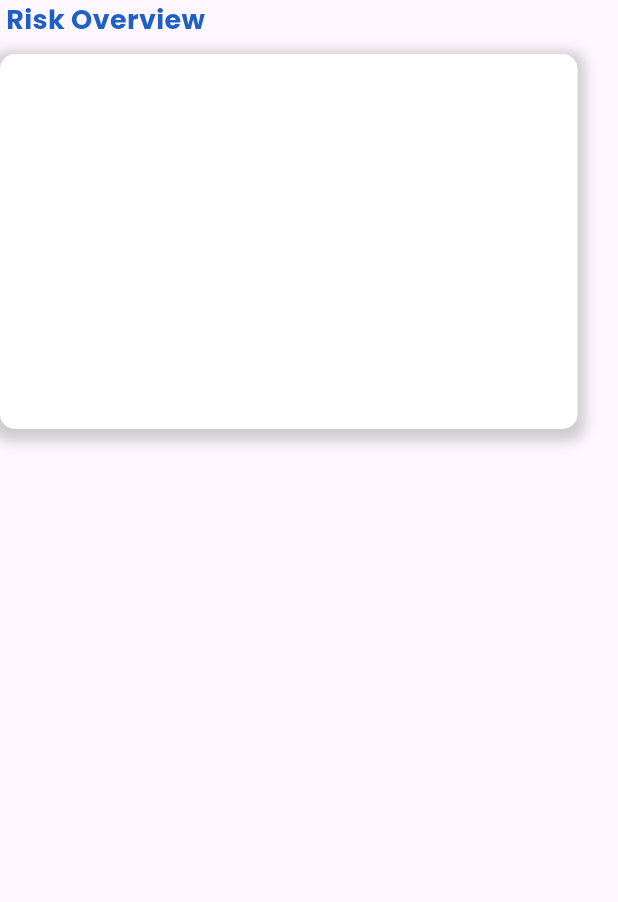
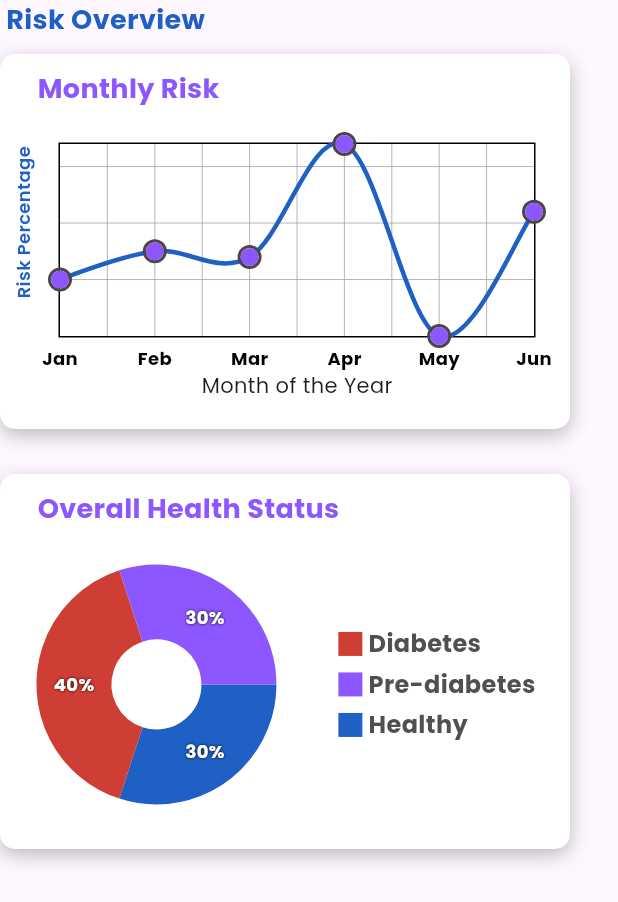
Before and after one commit to Matt1tech/DiabetesPreventerApp, a Flutter app: what riskOverviewSection() shows on an empty page, opened directly, on a phone screen of 412 x 824 dp. Shown: the top 902 px of the screen. Run offline on Flutter 3.47's test engine with Material 3 defaults, Android fonts, the phone set to English and light mode, and no system bars; drawn by our look-alikes of fl_chart; our stand-ins replace flutter_svg.

Commit message:
Create chart file for risk status

```diff
--- a/frontend/lib/Pages/home.dart
+++ b/frontend/lib/Pages/home.dart
@@ -1,11 +1,11 @@
+import 'package:fl_chart/fl_chart.dart';
 import 'package:flutter/material.dart';
-import 'package:flutter/widgets.dart';
 import 'package:flutter_svg/flutter_svg.dart';
 import 'package:frontend/models/suitable_menu_modal.dart';
+import 'package:frontend/models/chart.dart';
 import 'package:frontend/nutrition_container.dart';
 import '../user_header.dart';
 import '../utilities.dart';
-import '../charts.dart';
 
 class HomePage extends StatefulWidget {
   HomePage({super.key});
@@ -14,11 +14,70 @@ class HomePage extends StatefulWidget {
   State<HomePage> createState() => _HomePageState();
 }
 
+// Example list of monthly risk values for diabetes
+List<double> monthlyRiskValues = [10, 15, 14, 34, 0, 22];
+// Function to convert the list of risk values into a list of FlSpot objects
+List<FlSpot> getMonthlySpots(List<double> values) {
+  return List.generate(
+      values.length, (index) => FlSpot(index.toDouble(), values[index]));
+}
+
+// Function to create bottom titles for the months of the year
+SideTitles monthOfYearBottomTitles() {
+  return SideTitles(
+    showTitles: true,
+    getTitlesWidget: (value, meta) {
+      const style = TextStyle(
+        color: Colors.black,
+        fontWeight: FontWeight.bold,
+        fontSize: 12,
+      );
+      Widget text;
+      switch (value.toInt()) {
+        case 0:
+          text = const Text('Jan', style: style);
+          break;
+        case 1:
+          text = const Text('Feb', style: style);
+          break;
+        case 2:
+          text = const Text('Mar', style: style);
+          break;
+        case 3:
+          text = const Text('Apr', style: style);
+          break;
+        case 4:
+          text = const Text('May', style: style);
+          break;
+        case 5:
+          text = const Text('Jun', style: style);
+          break;
+        default:
+          text = const Text('', style: style);
+          break;
+      }
+      return SideTitleWidget(
+        axisSide: meta.axisSide,
+        space: 5.0, // Reduce the space between the chart and the titles
+        child: text,
+      );
+    },
+    interval: 1,
+  );
+}
+
 class _HomePageState extends State<HomePage> {
   List<SuitableMenuModel> menu = [];
 
   void _getMenu() {
     menu = SuitableMenuModel.getMenu();
+  }
+
+  int _selectedIndex = 0; // Define the selected index variable
+  void _onItemTapped(int index) {
+    setState(() {
+      _selectedIndex = index;
+    });
   }
 
   @override
@@ -51,13 +110,51 @@ class _HomePageState extends State<HomePage> {
                   const SizedBox(height: 10),
                   riskOverviewSection(),
                   const SizedBox(height: 10),
-                  healthInformationSection(),
-                  const SizedBox(height: 10),
                 ],
               ),
             ),
           ),
         ],
+      ),
+      bottomNavigationBar: BottomNavigationBar(
+        unselectedItemColor: blueColor, // Set the background color to blue
+        items: const <BottomNavigationBarItem>[
+          BottomNavigationBarItem(
+            icon: Icon(Icons.home),
+            label: 'Home',
+          ),
+          BottomNavigationBarItem(
+            icon: Icon(Icons.restaurant),
+            label: 'Meal',
+          ),
+          BottomNavigationBarItem(
+            icon: Icon(Icons.tune),
+            label: 'Custom',
+          ),
+          BottomNavigationBarItem(
+            icon: Icon(
+              Icons.camera_alt,
+              size: 40,
+            ),
+            label: '',
+          ),
+          BottomNavigationBarItem(
+            icon: Icon(Icons.insert_chart),
+            label: 'Reports',
+          ),
+          BottomNavigationBarItem(
+            icon: Icon(Icons.add_box),
+            label: 'Package',
+          ),
+          BottomNavigationBarItem(
+            icon: Icon(Icons.support_agent),
+            label: 'Support',
+          ),
+        ],
+        currentIndex: _selectedIndex,
+        selectedItemColor: pinkColor, // Set the selected item color to pink
+        onTap: _onItemTapped,
+        showUnselectedLabels: true,
       ),
     );
   }
@@ -249,119 +346,175 @@ Column riskOverviewSection() {
           ),
         ),
       ),
-      SizedBox(height: 10),
-      Container(
-        height: 250.0,
-        width: 385,
-        decoration: BoxDecoration(
-          color: const Color.fromARGB(255, 255, 255, 255),
-          borderRadius: BorderRadius.circular(10),
-          boxShadow: [
-            BoxShadow(
-              color: Colors.grey.withOpacity(0.5),
-              spreadRadius: 5,
-              blurRadius: 7,
-              offset: Offset(0, 3),
-            ),
-          ],
-        ),
-        child: Row(
-          children: [],
-        ),
-      ),
+      const SizedBox(height: 10),
+      monthlyRiskChart(),
+      const SizedBox(height: 30),
+      healthInformationSection(),
     ],
   );
 }
 
-//Health Information Section
-Column healthInformationSection() {
-  return Column(
+Container monthlyRiskChart() {
+  return Container(
+    width: 380,
+    height: 250,
+    decoration: BoxDecoration(
+      borderRadius: BorderRadius.circular(10),
+      color: Colors.white,
+      boxShadow: [
+        BoxShadow(
+          color: Colors.black26,
+          blurRadius: 10,
+          offset: Offset(0, 4),
+        ),
+      ],
+    ),
+    child: Column(
+      crossAxisAlignment: CrossAxisAlignment.start,
       children: [
-      Container(
-        height: 210.0,
-        width: 420,
+        Padding(
+          padding: const EdgeInsets.only(top: 10.0, left: 25),
+          child: Text(
+            'Monthly Risk',
+            style: TextStyle(
+              fontSize: 18,
+              fontWeight: FontWeight.w700,
               color: pinkColor,
-        child: Row(
-          children: [],
+            ),
+          ),
+        ),
+        Expanded(
+          child: Padding(
+            padding: const EdgeInsets.all(23.0),
+            child: LineChart(
+              LineChartData(
+                lineTouchData:
+                    LineTouchData(touchTooltipData: LineTouchTooltipData(
+                  getTooltipItems: (touchedSpots) {
+                    return touchedSpots.map((LineBarSpot touchedSpot) {
+                      final textStyle = TextStyle(
+                        color: Colors.white,
+                        fontWeight: FontWeight.bold,
+                      );
+                      return LineTooltipItem(
+                          touchedSpot.y.toString(), textStyle);
+                    }).toList();
+                  },
+                )),
+                lineBarsData: [
+                  LineChartBarData(
+                    color: blueColor,
+                    spots: getMonthlySpots(monthlyRiskValues),
+                    barWidth: 3,
+                    isCurved: true,
+                    dotData: FlDotData(
+                      show: true,
+                      getDotPainter: (spot, percent, bar, index) {
+                        return FlDotCirclePainter(
+                          radius: 6,
+                          color:
+                              pinkColor, // Change this color to your desired color
+                          strokeWidth: 2,
+                          strokeColor: const Color.fromARGB(255, 78, 70, 70),
+                        );
+                      },
                     ),
                   ),
                 ],
-  );
-}
-
-
-
-
-
-
-
-/*riskOverviewSection()
-crossAxisAlignment: CrossAxisAlignment.start,
-    children: [
-      Padding(
-        padding: const EdgeInsets.all(8.0),
+                titlesData: FlTitlesData(
+                  topTitles: AxisTitles(
+                    sideTitles: SideTitles(
+                      showTitles: false,
+                    ),
+                  ),
+                  rightTitles: AxisTitles(
+                    sideTitles: SideTitles(showTitles: false),
+                  ),
+                  leftTitles: AxisTitles(
+                    axisNameWidget: Transform.translate(
+                      offset: Offset(26, -16),
                       child: Text(
-          'Risk Overview',
+                        'Risk Percentage (RP)',
                         style: TextStyle(
-            fontWeight: FontWeight.bold,
-            color: Colors.blue,
-            fontSize: 18.0,
+                          fontSize: 12,
+                          fontWeight: FontWeight.w600,
+                          color: blueColor,
                         ),
                       ),
                     ),
-      Container(
-        height: 250.0,
-        width: 420,
-        padding: const EdgeInsets.all(8.0),
-        color: Colors.white,
-        child: SingleChildScrollView(
-          child: Column(
-            children: [
-              SizedBox(
-                height: 200,
-                child: LineChartSample(),
-              ),
-              SizedBox(height: 20),
-              Row(
-                children: [
-                  Expanded(
-                    child: SizedBox(
-                      height: 150,
-                      child: BarChartSample(),
+                    sideTitles: SideTitles(
+                      showTitles: false,
+                      reservedSize: 60,
                     ),
                   ),
-                  SizedBox(width: 20),
-                  Container(
-                    width: 100,
-                    height: 100,
-                    child: PieChartSample(),
-                  ),
-                ],
-              ),
-              SizedBox(height: 20),
-              Row(
-                mainAxisAlignment: MainAxisAlignment.spaceEvenly,
-                children: [
-                  Text(
-                    'Glucose: 125 mg/dl',
-                    style: TextStyle(
-                      fontSize: 16,
-                      fontWeight: FontWeight.bold,
-                      color: Colors.orange,
+                  bottomTitles: AxisTitles(
+                    axisNameWidget: Text('Month of the Year'),
+                    sideTitles: monthOfYearBottomTitles(),
                   ),
                 ),
-                  Text(
-                    'Blood Pressure: 124/77 mm',
-                    style: TextStyle(
-                      fontSize: 16,
-                      fontWeight: FontWeight.bold,
-                      color: Colors.red,
+                gridData: FlGridData(
+                  show: true,
+                  drawHorizontalLine: true,
+                  getDrawingHorizontalLine: (value) {
+                    return FlLine(
+                      color: Colors.grey,
+                      strokeWidth: 0.5,
+                    );
+                  },
+                  drawVerticalLine: true,
+                  getDrawingVerticalLine: (value) {
+                    return FlLine(
+                      color: Colors.grey,
+                      strokeWidth: 0.5,
+                    );
+                  },
+                ),
+              ),
+            ),
           ),
         ),
       ],
     ),
+  );
+}
+
+//Health Information Section
+Container healthInformationSection() {
+  return Container(
+    width: 380,
+    height: 250,
+    decoration: BoxDecoration(
+      borderRadius: BorderRadius.circular(10),
+      color: Colors.white,
+      boxShadow: [
+        BoxShadow(
+          color: Colors.black26,
+          blurRadius: 10,
+          offset: Offset(0, 4),
+        ),
       ],
+    ),
+    child: Column(
+      crossAxisAlignment: CrossAxisAlignment.start,
+      children: [
+        Padding(
+          padding: const EdgeInsets.only(top: 10.0, left: 25),
+          child: Text(
+            'Overall Health Status',
+            style: TextStyle(
+              fontSize: 18,
+              fontWeight: FontWeight.w700,
+              color: pinkColor,
             ),
           ),
         ),
-    ], */
+        Expanded(
+          child: Padding(
+            padding: const EdgeInsets.all(23.0),
+            child: OverallHealthStatusPieChart(),
+          ),
+        ),
+      ],
+    ),
+  );
+}
--- /dev/null
+++ b/frontend/lib/models/chart.dart
@@ -0,0 +1,181 @@
+import 'package:fl_chart/fl_chart.dart';
+import 'package:flutter/material.dart';
+import '../utilities.dart';
+
+class OverallHealthStatusPieChart extends StatefulWidget {
+  @override
+  _OverallHealthStatusPieChartState createState() =>
+      _OverallHealthStatusPieChartState();
+}
+
+class _OverallHealthStatusPieChartState
+    extends State<OverallHealthStatusPieChart> {
+  int touchedIndex = -1;
+
+  @override
+  Widget build(BuildContext context) {
+    return Column(
+      children: <Widget>[
+        Row(
+          children: <Widget>[
+            const SizedBox(
+              height: 18,
+            ),
+            Expanded(
+              child: AspectRatio(
+                aspectRatio: 1,
+                child: PieChart(
+                  PieChartData(
+                    pieTouchData: PieTouchData(
+                      touchCallback: (FlTouchEvent event, pieTouchResponse) {
+                        setState(() {
+                          if (!event.isInterestedForInteractions ||
+                              pieTouchResponse == null ||
+                              pieTouchResponse.touchedSection == null) {
+                            touchedIndex = -1;
+                            return;
+                          }
+                          touchedIndex = pieTouchResponse
+                              .touchedSection!.touchedSectionIndex;
+                        });
+                      },
+                    ),
+                    borderData: FlBorderData(
+                      show: false,
+                    ),
+                    sectionsSpace: 0,
+                    centerSpaceRadius: 30,
+                    sections: showingSections(),
+                  ),
+                ),
+              ),
+            ),
+            const SizedBox(
+              width: 40,
+            ),
+            Column(
+              mainAxisAlignment: MainAxisAlignment.center,
+              crossAxisAlignment: CrossAxisAlignment.start,
+              children: <Widget>[
+                Indicator(
+                  color: Color.fromARGB(
+                      255, 207, 62, 52), // Adjust this color as needed
+                  text: 'Diabetes',
+                  isSquare: true,
+                ),
+                SizedBox(height: 4),
+                Indicator(
+                  color: pinkColor, // Adjust this color as needed
+                  text: 'Pre-diabetes',
+                  isSquare: true,
+                ),
+                SizedBox(height: 4),
+                Indicator(
+                  color: blueColor, // Adjust this color as needed
+                  text: 'Healthy',
+                  isSquare: true,
+                ),
+              ],
+            ),
+          ],
+        ),
+      ],
+    );
+  }
+
+  List<PieChartSectionData> showingSections() {
+    return List.generate(3, (i) {
+      final isTouched = i == touchedIndex;
+      final fontSize = isTouched ? 18.0 : 12.0;
+      final radius = isTouched ? 60.0 : 50.0;
+      const shadows = [Shadow(color: Colors.black, blurRadius: 2)];
+      switch (i) {
+        case 0:
+          return PieChartSectionData(
+            color: blueColor,
+            value: 30,
+            title: '30%',
+            radius: radius,
+            titleStyle: TextStyle(
+              fontSize: fontSize,
+              fontWeight: FontWeight.bold,
+              color: Colors.white,
+              shadows: shadows,
+            ),
+          );
+        case 1:
+          return PieChartSectionData(
+            color: Color.fromARGB(255, 207, 62, 52),
+            value: 40,
+            title: '40%',
+            radius: radius,
+            titleStyle: TextStyle(
+              fontSize: fontSize,
+              fontWeight: FontWeight.bold,
+              color: Colors.white,
+              shadows: shadows,
+            ),
+          );
+        case 2:
+          return PieChartSectionData(
+            color: pinkColor,
+            value: 30,
+            title: '30%',
+            radius: radius,
+            titleStyle: TextStyle(
+              fontSize: fontSize,
+              fontWeight: FontWeight.bold,
+              color: Colors.white,
+              shadows: shadows,
+            ),
+          );
+        default:
+          throw Error();
+      }
+    });
+  }
+}
+
+class Indicator extends StatelessWidget {
+  final Color color;
+  final String text;
+  final bool isSquare;
+  final double size;
+  final Color textColor;
+
+  const Indicator({
+    Key? key,
+    required this.color,
+    required this.text,
+    required this.isSquare,
+    this.size = 16,
+    this.textColor = const Color(0xff505050),
+  }) : super(key: key);
+
+  @override
+  Widget build(BuildContext context) {
+    return Row(
+      children: <Widget>[
+        Container(
+          width: size,
+          height: size,
+          decoration: BoxDecoration(
+            shape: isSquare ? BoxShape.rectangle : BoxShape.circle,
+            color: color,
+          ),
+        ),
+        const SizedBox(
+          width: 4,
+        ),
+        Text(
+          text,
+          style: TextStyle(
+            fontSize: 16,
+            fontWeight: FontWeight.bold,
+            color: textColor,
+          ),
+        )
+      ],
+    );
+  }
+}
```
Also changed, not shown: frontend/lib/charts.dart (deleted, +0 -90 lines). Lines whose indentation alone changed are shown as unchanged.
